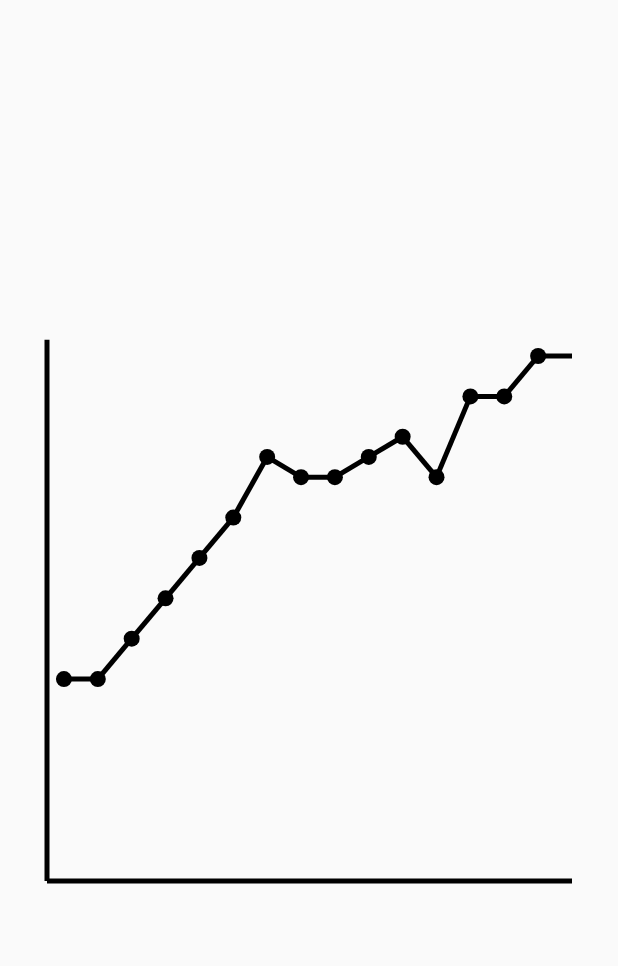
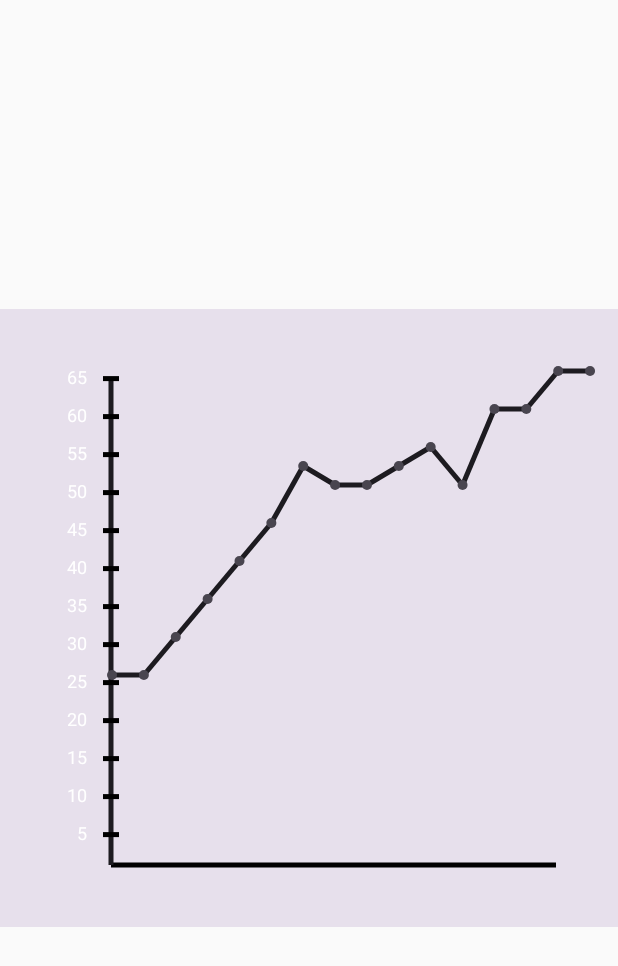
Before and after one commit to chizeks/StrengthTrackerApp, an Android app built with Jetpack Compose: the TestScreen screen opened through its navigation route, on a phone screen of 412 x 824 dp. Shown: the top 966 px of the screen. Run offline under Robolectric (Android 15) with nearby library versions, the phone set to English and light mode, and no system bars; our stand-ins replace Dagger/Hilt's generated code, Firebase (no records; nobody signed in at launch, a user with empty details on screens opened directly).

Commit message:
Added first graph impl
Added very basic graph implementation using Canvas. Has scaling for x and y axis' and fits graph view to column.

```diff
--- a/app/src/main/java/com/company/strengthtracker/presentation/test_screen/TestScreen.kt
+++ b/app/src/main/java/com/company/strengthtracker/presentation/test_screen/TestScreen.kt
@@ -2,8 +2,8 @@ package com.company.strengthtracker.presentation.test_screen
 
 import android.graphics.Paint
 import androidx.compose.foundation.Canvas
+import androidx.compose.foundation.background
 import androidx.compose.foundation.layout.*
-import androidx.compose.foundation.text.TextDelegate.Companion.paint
 import androidx.compose.material3.*
 import androidx.compose.runtime.*
 import androidx.compose.ui.Alignment
@@ -11,126 +11,161 @@ import androidx.compose.ui.Modifier
 import androidx.compose.ui.geometry.Offset
 import androidx.compose.ui.graphics.Color
 import androidx.compose.ui.graphics.nativeCanvas
-import androidx.compose.ui.unit.dp
+import androidx.compose.ui.platform.LocalDensity
+import androidx.compose.ui.unit.sp
 import androidx.hilt.navigation.compose.hiltViewModel
 import androidx.navigation.NavController
-import com.company.strengthtracker.R
+import com.company.strengthtracker.presentation.test_screen.graph_utils.CoordinateFormatter
 
 @OptIn(ExperimentalMaterial3Api::class)
 @Composable
-fun TestScreen(
-    navController: NavController,
-    viewModel: TestViewModel = hiltViewModel()
-) {
-    val listX: List<Float> =
-        listOf(1f, 3f, 5f, 7f, 9f, 11f, 13f, 15f, 17f, 19f, 21f, 23f, 25f, 27f, 29f, 31f)
-    val listY: List<Float> =
-        listOf(25f, 25f, 30f, 35f, 40f, 45f, 52.5f, 50f, 50f, 52.5f, 55f, 50f, 60f, 60f, 65f, 65f)
-    val yMax = max(listY)
-    val xMax = max(listX)
+fun TestScreen(navController: NavController, viewModel: TestViewModel = hiltViewModel()) {
+    val listX = viewModel.listX
+    val listY = viewModel.listY
+    val xMax = listX.maxOrNull() ?: 0f
+    val yMax = listY.maxOrNull() ?: 0f
+    val xMin = listX.minOrNull() ?: 0f
+    val yMin = listY.minOrNull() ?: 0f
+    val colors = MaterialTheme.colorScheme
     Column(
         modifier = Modifier.fillMaxSize(),
         horizontalAlignment = Alignment.CenterHorizontally,
         verticalArrangement = Arrangement.Center
     ) {
-        Graph(listX = listX, listY = listY, yMax = yMax, xMax = xMax)
+        Graph(
+            listX = listX,
+            listY = listY,
+            yMax = yMax,
+            xMax = xMax,
+            yMin = yMin,
+            xMin = xMin,
+            coordinateFormatter = CoordinateFormatter(),
+            colors = colors,
+            padding = 50f
+        )
     }
 }
 
 /*x_0 = scaledXDist, x_1 += scaledXDist
  * y = (yMax - y)*(height/yMax)*/
+/**/
+@OptIn(ExperimentalMaterial3Api::class)
 @Composable
 fun Graph(
     listX: List<Float>,
     listY: List<Float>,
     yMax: Float,
     xMax: Float,
+    yMin: Float,
+    xMin: Float,
+    padding: Float,
+    coordinateFormatter: CoordinateFormatter,
+    colors: ColorScheme,
 ) {
-    Box(
-        contentAlignment = Alignment.Center,
+
+    // pixel density ref for Paint
+    val density = LocalDensity.current
+
+    // textPaint to construct text objects within the graph
+    val textPaint =
+        remember(density) {
+            Paint().apply {
+                color = android.graphics.Color.WHITE
+                textAlign = Paint.Align.RIGHT
+                textSize = density.run { 12.sp.toPx() }
+            }
+        }
+    // setting text anti alias to on
+    textPaint.isAntiAlias = true
+
+    // box for strict width and height, this should be dynamix
+    Box(contentAlignment = Alignment.Center, modifier = Modifier
+        .aspectRatio(1f)
+        .fillMaxSize(0.9f)) {
+        Column(
             modifier = Modifier
-            .height(350.dp)
-            .width(350.dp)
+                .fillMaxSize()
+                .background(colors.surfaceVariant),
+            horizontalAlignment = Alignment.CenterHorizontally,
+            verticalArrangement = Arrangement.Center
         ) {
-        Canvas(modifier = Modifier.fillMaxSize())  {
+            Canvas(
+                modifier = Modifier.fillMaxSize(0.8f)
+            ) {
                 val width = size.width
                 val height = size.height
+                //                val xOffset = ((size.width * 0.5f) - (xMax * 0.5f))
+                val xOffset = ((xMax * 0.5f) - (size.width * 0.5f))
+                // x-axis
                 drawLine(
-                start = Offset(0f, ((yMax - 0) * (height / yMax)).toFloat()),
+                    start = Offset(padding - xMin, ((yMax) * (height / yMax)).toFloat()),
                     end = Offset(width, ((yMax - 0) * (height / yMax)).toFloat()),
                     color = Color.Black,
                     strokeWidth = 5f
                 )
 
-
+                // y-axis
                 drawLine(
-                start = Offset(0f, ((yMax - 0) * (height / yMax))),
-                end = Offset(0f, (yMax - (yMax + 2)) * (height / yMax)),
-                color = Color.Black,
+                    start = Offset((padding - xMin), ((yMax - 0) * (height / yMax))),
+                    end = Offset(padding - xMin, (height / yMax)),
+                    //                color = Color.Black,
+                    color = colors.onSurface,
                     strokeWidth = 5f
                 )
-            var coordinateList: MutableList<Offset> = mutableListOf()
-            listY.forEachIndexed { i, it ->
-                coordinateList.add(
-                    Offset(
-                        x = listX[i] * (width / xMax),
-                        y = ((yMax - it) * (height / yMax))
+
+                var stepSize = (height / yMax)
+                var increment = stepSize
+                var text = yMax
+                for (i in 0..yMax.toInt()) {
+                    if (i % 5 == 0 && text > 0f) {
+                        drawContext.canvas.nativeCanvas.drawText(
+                            "${text.toInt()}",
+                            (0.5f * (padding - xMin)),
+                            (stepSize + (0.3f * textPaint.textSize)),
+                            textPaint
                         )
+                        drawLine(
+                            color = Color.Black,
+                            start = Offset(x = (padding - xMin) - 8f, y = stepSize),
+                            end = Offset(x = (padding - xMin) + 8f, y = stepSize),
+                            strokeWidth = 5f
                         )
-//                cList.add(
-//                    Offset(
-//                        x = listX[i + 1] * (width / xMax),
-//                        y = ((yMax - listY[i + 1]) * (height / yMax))
-//                    )
-//                )
+                    }
+                    text -= 1f
+                    stepSize += increment
                 }
 
-            for(i in listX.indices){
-                drawContext.canvas.nativeCanvas.drawText(
+                var coordinateList: MutableList<Offset> =
+                    coordinateFormatter.getCoordList(
+                        listX = listX,
+                        listY = listY,
+                        yMax = yMax,
+                        xMax = xMax,
+                        height = height,
+                        width = width,
+                        padding = padding
+                    )
+
+                for (i in coordinateList.indices) {
+                    if ((i + 1) < 16) {
+                        drawLine(
+                            color = colors.onSurface,
+                            start = coordinateList[i],
+                            end = coordinateList[i + 1],
+                            strokeWidth = 5f
                         )
                     }
-
-            for (i in listY.indices) {
-                if (i + 1 < 16) {
-                    val x1 = ((listX[i]) * (width / xMax))
-                    val y1 = ((yMax - listY[i]) * (height / yMax))
-                    val x2 = ((listX[i + 1]) * (width / xMax))
-                    val y2 = ((yMax - listY[i + 1]) * (height / yMax))
-                    drawCircle(
-                        color = Color.Black,
-                        center = Offset(
-                            x = x1,
-                            y = y1
-                        ),
-                        radius = 8f
-                    )
-
-
-                    drawLine(
-                        color = Color.Black,
-                        start = Offset(x1, y1),
-                        end = Offset(x2, y2),
-                        strokeWidth = 5f
-                    )
-//                    drawCircle(
-//                        color = Color.Black,
-//                        center = Offset(
-//                            x2, y2
-//                        ),
-//                        radius = 8f
-//                    )
+                }
+                for (i in coordinateList.indices) {
+                    drawCircle(color = colors.onSurfaceVariant, radius = 5f, center = coordinateList[i])
                 }
             }
         }
     }
 }
 
-
 fun max(list: List<Float>): Float {
     var max = 0f
-    list.forEach {
-        if (it > max)
-            max = it
-    }
+    list.forEach { if (it > max) max = it }
     return max
 }
--- a/app/src/main/java/com/company/strengthtracker/presentation/test_screen/TestViewModel.kt
+++ b/app/src/main/java/com/company/strengthtracker/presentation/test_screen/TestViewModel.kt
@@ -1,21 +1,22 @@
 package com.company.strengthtracker.presentation.test_screen
 
-import androidx.compose.runtime.mutableStateOf
 import androidx.lifecycle.ViewModel
-import androidx.lifecycle.viewModelScope
-import com.company.strengthtracker.data.entities.User
 import com.company.strengthtracker.data.repository.AuthRepositoryImpl
 import com.company.strengthtracker.data.repository.UsersRepositoryImpl
-import com.company.strengthtracker.domain.util.Resource
 import dagger.hilt.android.lifecycle.HiltViewModel
-import kotlinx.coroutines.launch
-import java.util.regex.Matcher
-import java.util.regex.Pattern
 import javax.inject.Inject
 
 @HiltViewModel
-class TestViewModel @Inject constructor(
+class TestViewModel
+@Inject
+constructor(
     private val authRepositoryImpl: AuthRepositoryImpl,
     private val usersRepositoryImpl: UsersRepositoryImpl
 ) : ViewModel() {
+  val listX: List<Float> =
+      listOf(1f, 3f, 5f, 7f, 9f, 11f, 13f, 15f, 17f, 19f, 21f, 23f, 25f, 27f, 29f, 31f)
+  val listY: List<Float> =
+      listOf(25f, 25f, 30f, 35f, 40f, 45f, 52.5f, 50f, 50f, 52.5f, 55f, 50f, 60f, 60f, 65f, 65f)
+  val yMax: Float = listY.maxOrNull() ?: -1f
+  val xMax: Float = listX.maxOrNull() ?: -1f
 }
--- /dev/null
+++ b/app/src/main/java/com/company/strengthtracker/presentation/test_screen/graph_utils/CoordinateFormatter.kt
@@ -0,0 +1,40 @@
+package com.company.strengthtracker.presentation.test_screen.graph_utils
+
+import androidx.compose.ui.geometry.Offset
+
+class CoordinateFormatter {
+    //formula for scaling coordinates points (x, y) to new values that will result in a graph that fills the canvas height and width evenly
+    fun getCoordList(
+        listX: List<Float>,
+        listY: List<Float>,
+        yMax: Float,
+        xMax: Float,
+        height: Float,
+        width: Float,
+        padding: Float //provides a right shift modifier that can be scaled and applied to an axis
+    ): MutableList<Offset> {
+        val coordinateList: MutableList<Offset> = mutableListOf()
+        val xMin = min(listX)
+        listY.forEachIndexed { i, it ->
+            coordinateList.add(
+                Offset(
+                    x = ((listX[i]) * (width / xMax)) +
+                            (padding - (xMin * (width / xMax))), //scaling and applying right shift to x to fit to graph axis'
+                    y = ((yMax - it) * (height / yMax))
+                )
+            )
+        }
+        return coordinateList
+    }
+
+
+    //returns min of non-null float list, values dont need to be normalized,
+    fun min(list: List<Float>): Float {
+        var min = Float.MAX_VALUE
+        for (i in list.indices) {
+            if (min > list[i]) min = list[i]
+        }
+        return min
+    }
+
+}
```
Also changed, not shown: 6 other files. Lines whose indentation alone changed are shown as unchanged.
